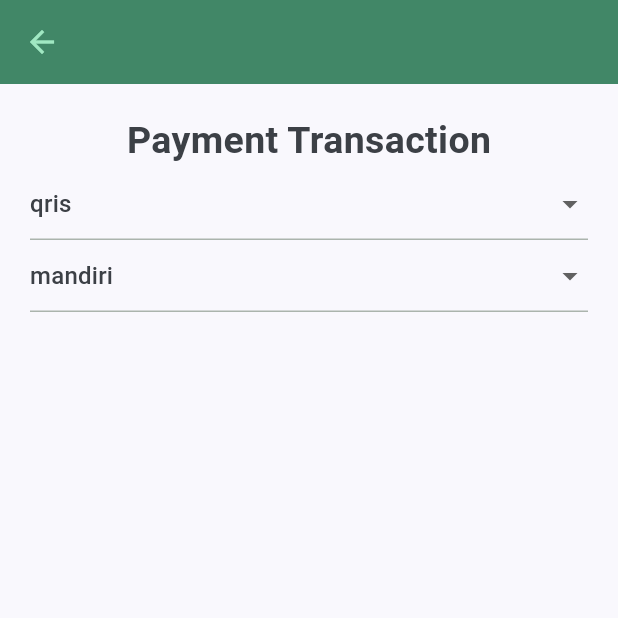
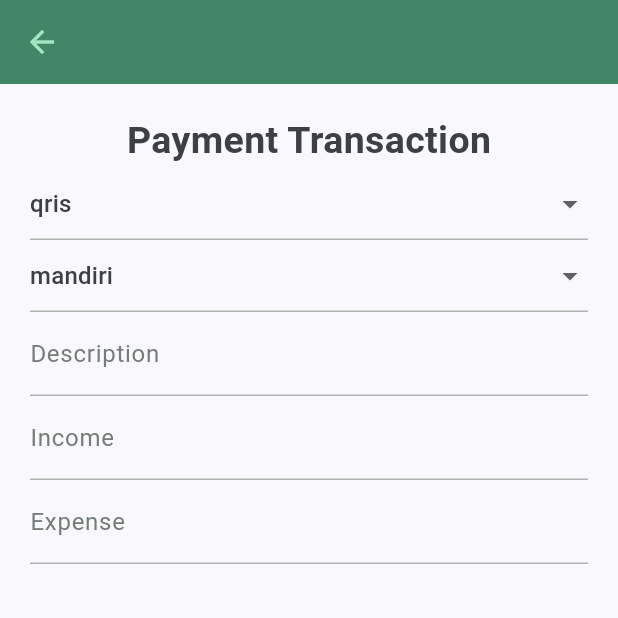
Before and after one commit to dimejune13/lifetracker, a Flutter app: the FinancialPage screen opened directly, on a phone screen of 412 x 824 dp, the top half of it. Run offline on Flutter 3.47's test engine with Material 3 defaults, Android fonts, the phone set to English and light mode, and no system bars.

Commit message:
Added description, income, and expense form input

```diff
--- a/lib/src/presentation/financial_page.dart
+++ b/lib/src/presentation/financial_page.dart
@@ -41,6 +41,16 @@ class FinancialForm extends StatefulWidget {
 
 class _FinancialFormState extends State<FinancialForm> {
   final _formKey = GlobalKey<FormState>();
+  final descriptionController = TextEditingController();
+  final incomeController = TextEditingController();
+  final expenseController = TextEditingController();
+
+  @override dispose() {
+    descriptionController.dispose();
+    incomeController.dispose();
+    expenseController.dispose();
+    super.dispose();
+  }
 
   String? paymentTransactionValue = 'qris';
   String? bankValue = 'mandiri';
@@ -105,6 +115,48 @@ class _FinancialFormState extends State<FinancialForm> {
                 );
               }).toList(),
           ),
+          TextFormField(
+            decoration: InputDecoration(
+              labelText: 'Description',
+              hintText: 'Describe the transaction',
+            ),
+            keyboardType: TextInputType.multiline,
+            validator: (value) {
+              if (value == null || value.isEmpty) {
+                return 'Please enter the amount';
+              }
+              return null;
+            },
+            controller: descriptionController,
+          ),
+          TextFormField(
+            decoration: InputDecoration(
+              labelText: 'Income',
+              hintText: 'Enter the income',
+            ),
+            keyboardType: TextInputType.number,
+            validator: (value) {
+              if (value == null || value.isEmpty) {
+                return 'Please enter the amount';
+              }
+              return null;
+            },
+            controller: incomeController,
+          ),
+          TextFormField(
+            decoration: InputDecoration(
+              labelText: 'Expense',
+              hintText: 'Enter the expense',
+            ),
+            keyboardType: TextInputType.number,
+            validator: (value) {
+              if (value == null || value.isEmpty) {
+                return 'Please enter the amount';
+              }
+              return null;
+            },
+            controller: expenseController,
+          ),
         ],
       ),
     );
```
